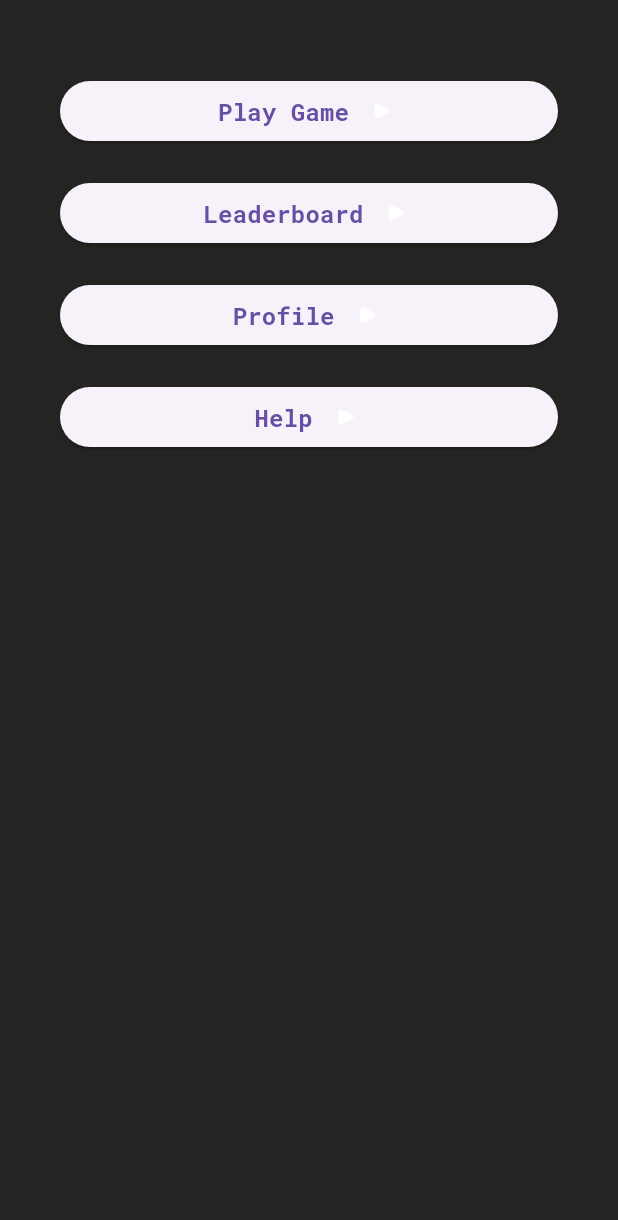
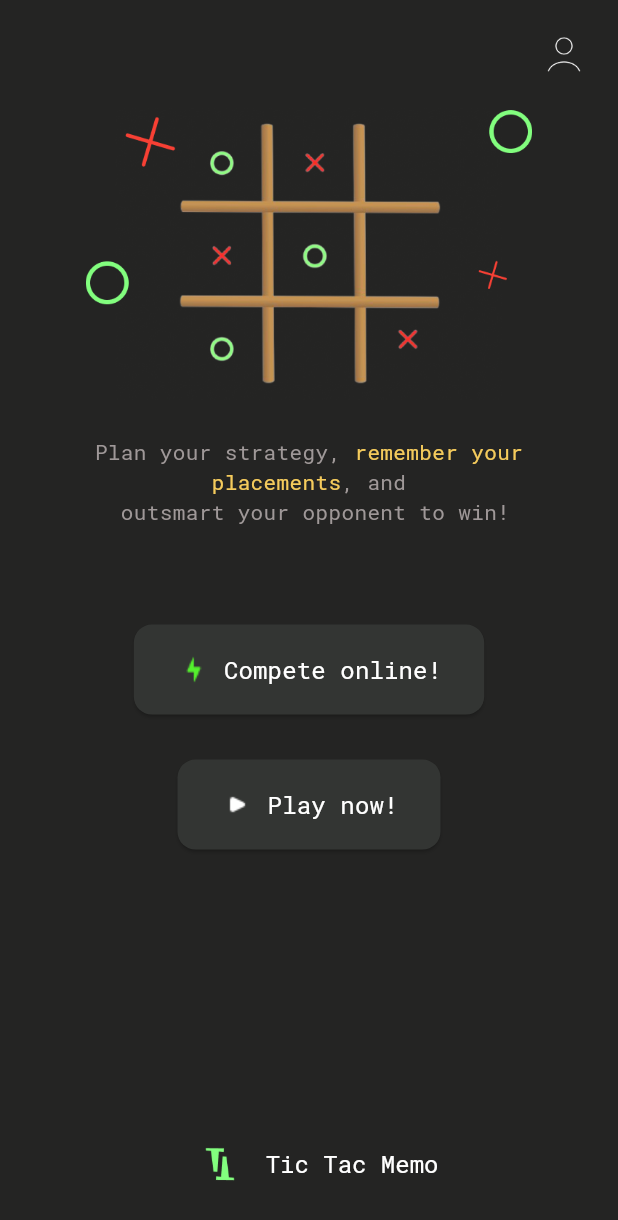
Before and after one commit to UnHired-Coder/BlindsPlay, a Flutter app: the screen it shows after launch, on a phone screen of 412 x 824 dp. Shown: the top 1220 px of the screen. Run offline on Flutter 3.47's test engine with Material 3 defaults, Android fonts, the phone set to English and light mode, and no system bars; our stand-ins replace audioplayers, equatable, flutter_bloc.

Commit message:
Mobile screen layout setup

```diff
--- a/lib/presentation/screens/mainscreen/MainScreen.dart
+++ b/lib/presentation/screens/mainscreen/MainScreen.dart
@@ -5,6 +5,7 @@ import 'package:flutter/foundation.dart';
 import 'package:flutter/material.dart';
 import '../../../config/colors.dart';
 import '../../../config/text_styles.dart';
+import '../../ui/widgets/common.dart';
 import '../pages.dart';
 
 class MainScreen extends StatefulWidget {
@@ -21,62 +22,37 @@ class _MainScreenState extends State<MainScreen> {
     });
   }
 
-  AppBar _buildAppBar() {
-    return AppBar(
-      scrolledUnderElevation: 0,
-      backgroundColor: AppColors.primary,
-      title: Row(
-        children: [
-          Image.asset(
-            "assets/favicon.png",
-            width: 57.4,
-            height: 37.9,
-          ),
-          Text(
-            'Tic Tac Memo',
-            style: AppTextStyles.bodyText.copyWith(color: AppColors.onPrimary),
-          )
-        ],
-      ),
-      leading: null,
-      centerTitle: !kIsWeb,
-    );
-  }
-
-  Widget _buildLayout() {
-    return LayoutBuilder(
-      builder: (context, constraints) {
-        if (constraints.maxWidth > 1000) {
-          return WebLayout(
+  Widget _buildLayout(isWeb) {
+    return isWeb
+        ? WebLayout(
             selectedIndex: _selectedIndex,
             onTabSelected: _onTabSelected,
             tabs: APP_TABS,
-          );
-        } else {
-          return MobileLayout(
+          )
+        : MobileLayout(
             selectedIndex: _selectedIndex,
             onTabSelected: _onTabSelected,
             pageWidgets: APP_TABS,
           );
-        }
-      },
-    );
   }
 
   @override
   Widget build(BuildContext context) {
-    return Scaffold(
-      backgroundColor: AppColors.primary,
-      appBar: PreferredSize(
-        preferredSize: kIsWeb ? Size.fromHeight(100) : Size.zero,
-        child: Padding(
-          padding: kIsWeb
-              ? EdgeInsets.symmetric(horizontal: 100, vertical: 20)
-              : EdgeInsets.zero,
-          child: _buildAppBar(),
+    return LayoutBuilder(builder: (context, constraints) {
+      final isWeb = (constraints.maxWidth > 1000);
+
+      return Scaffold(
+        backgroundColor: AppColors.primary,
+        appBar: PreferredSize(
+          preferredSize: const Size.fromHeight(100),
+          child: isWeb
+              ? Padding(
+                  padding: EdgeInsets.symmetric(horizontal: 100, vertical: 20),
+                  child: CustomAppBar(isWeb))
+              : const SizedBox.shrink(),
         ),
-      ),
-      body: _buildLayout(),
-    );
+        body: _buildLayout(isWeb),
+      );
+    });
   }
 }
--- a/lib/presentation/screens/mainscreen/mobile/MainMobile.dart
+++ b/lib/presentation/screens/mainscreen/mobile/MainMobile.dart
@@ -3,6 +3,9 @@ import 'package:flutter/material.dart';
 import '../../../../config/colors.dart';
 import '../../../../config/text_styles.dart';
 import '../../../model/PageModel.dart';
+import '../../../ui/sections/game_rules_section.dart';
+import '../../../ui/sections/home_screen_banner.dart';
+import '../../../ui/widgets/common.dart';
 
 class MobileLayout extends StatelessWidget {
   final ValueChanged<int> onTabSelected; // To handle tab selection
@@ -20,48 +23,37 @@ class MobileLayout extends StatelessWidget {
   Widget build(BuildContext context) {
     return Container(
       color: AppColors.primary,
-      child: Column(
-        children: [
-          Expanded(
-            child: ListView.builder(
-              padding: const EdgeInsets.all(40.0),
-              itemCount: pageNavDestinations.length,
-              itemBuilder: (context, index) {
-                PageNavModel pageModel = pageNavDestinations[index]; // Use PageModel
-                return Padding(
-                  padding: const EdgeInsets.symmetric(vertical: 10.0),
-                  child: ElevatedButton(
-                    onPressed: () {
-                      // Update the selected index
-                      onTabSelected(index);
-                      Navigator.push(
-                        context,
-                        MaterialPageRoute(
-                          builder: (context) => pageModel.page, // Access page from PageModel
-                        ),
-                      );
-                    },
-                    child: Row(
-                      mainAxisAlignment: MainAxisAlignment.center,
-                      children: [
-                        Text(
-                          pageModel.title, // Access title from PageModel
-                          style: AppTextStyles.button,
-                          textAlign: TextAlign.center,
-                        ),
-                        const SizedBox(width: 10),
-                        Image(
-                          image: AssetImage(pageModel.icon), // Access icon from PageModel
-                        ),
-                      ],
-                    ),
+      child: Padding(
+        padding: const EdgeInsets.symmetric(vertical: 20, horizontal: 20),
+        child: Column(
+          mainAxisAlignment: MainAxisAlignment.spaceBetween,
+          // Aligns elements between top and bottom
+          crossAxisAlignment: CrossAxisAlignment.center,
+          children: [
+            Column(
+              children: [
+                Positioned.fill(
+                    child: Align(
+                  alignment: Alignment.centerRight,
+                  child: Image.asset(
+                    "assets/ic_user.png",
+                    width: 32,
+                    height: 32,
                   ),
-                );
-              },
+                )), // Aligns to the bottom
+                const SizedBox(height: 20),
+                HomeScreenBanner(),
+                const SizedBox(height: 20),
+                GameRulesSection(),
+                const SizedBox(height: 60),
+                CompeteOnlineCta(context),
+                const SizedBox(height: 30),
+                PlayNowCta(context),
+              ],
             ),
-          ),
-          // Optionally add a footer or any additional elements here
-        ],
+            CustomAppBar(false), // Aligns to the bottom
+          ],
+        ),
       ),
     );
   }
--- a/lib/presentation/ui/sections/game_rules_section.dart
+++ b/lib/presentation/ui/sections/game_rules_section.dart
@@ -5,29 +5,33 @@ import '../../../config/text_styles.dart';
 
 Widget GameRulesSection() {
   return LayoutBuilder(builder: (context, constraints) {
+    final fontStyle = constraints.maxWidth > 1000
+        ? AppTextStyles.bodyTextLarge
+        : AppTextStyles.bodyTextSmall;
+
+    final isWeb = constraints.maxWidth > 1000;
+
     return Row(
       mainAxisSize: MainAxisSize.min,
       children: [
         Container(
-          width: constraints.maxWidth / 2,
+          width:
+              isWeb ? (constraints.maxWidth / 2) : (constraints.maxWidth),
           padding: const EdgeInsets.symmetric(vertical: 5),
           child: Column(
             children: [
               Text.rich(
                 TextSpan(
                   text: "Plan your strategy, ",
-                  style: AppTextStyles.bodyTextLarge
-                      .copyWith(color: const Color(0xFF9F9898)),
+                  style: fontStyle.copyWith(color: const Color(0xFF9F9898)),
                   children: [
                     TextSpan(
                       text: "remember your placements",
-                      style: AppTextStyles.bodyTextLarge
-                          .copyWith(color: AppColors.accent),
+                      style: fontStyle.copyWith(color: AppColors.accent),
                     ),
                     TextSpan(
                       text: ", and\n outsmart your opponent to win!",
-                      style: AppTextStyles.bodyTextLarge
-                          .copyWith(color: const Color(0xFF9F9898)),
+                      style: fontStyle.copyWith(color: const Color(0xFF9F9898)),
                     ),
                   ],
                 ),
--- a/lib/presentation/ui/sections/home_screen_banner.dart
+++ b/lib/presentation/ui/sections/home_screen_banner.dart
@@ -3,13 +3,16 @@ import 'package:flutter/material.dart';
 
 Widget HomeScreenBanner() {
   return LayoutBuilder(builder: (context, constraints) {
+    final isWeb = constraints.maxWidth > 1000;
+
     return Row(
       mainAxisSize: MainAxisSize.max,
       mainAxisAlignment: MainAxisAlignment.center,
       children: [
         Image(
           image: const AssetImage('assets/tic_tac_toe_anim.png'),
-          width: constraints.maxWidth / 2.5,
+          width:
+              isWeb ? (constraints.maxWidth / 2) : (constraints.maxWidth * 0.8),
         ),
       ],
     );
--- /dev/null
+++ b/lib/presentation/ui/widgets/common.dart
@@ -0,0 +1,62 @@
+import 'package:flutter/cupertino.dart';
+import 'package:flutter/material.dart';
+
+import '../../../config/colors.dart';
+import '../../../config/text_styles.dart';
+import '../../../logic/blocks/game/game_state.dart';
+import '../../screens/game/game_page.dart';
+import 'base_cta_ui.dart';
+
+Widget CompeteOnlineCta(BuildContext context) {
+  return BaseCtaUi(
+    context: context,
+    text: "Compete online!",
+    icon: "assets/ic_lightning.png",
+    onTap: () {
+      launchGame(context, GameMode.offlineAgainstPC);
+    },
+  );
+}
+
+Widget PlayNowCta(BuildContext context) {
+  return BaseCtaUi(
+    context: context,
+    text: "Play now!",
+    icon: "assets/ic_play.png",
+    onTap: () {
+      launchGame(context, GameMode.offline2Players);
+    },
+  );
+}
+
+void launchGame(BuildContext context, GameMode gameMode) {
+  Navigator.push(
+    context,
+    MaterialPageRoute(
+      builder: (context) => GamePage(boardSize: 3, gameMode: gameMode),
+    ),
+  );
+}
+
+AppBar CustomAppBar(isWeb) {
+  return AppBar(
+    scrolledUnderElevation: 0,
+    backgroundColor: AppColors.primary,
+    title: Row(
+      mainAxisAlignment: isWeb? MainAxisAlignment.start : MainAxisAlignment.center,
+      children: [
+        Image.asset(
+          "assets/favicon.png",
+          width: 57.4,
+          height: 37.9,
+        ),
+        Text(
+          'Tic Tac Memo',
+          style: AppTextStyles.bodyText.copyWith(color: AppColors.onPrimary),
+        )
+      ],
+    ),
+    leading: null,
+    centerTitle: !isWeb,
+  );
+}
--- a/lib/presentation/ui/widgets/gameboard/active_game_board.dart
+++ b/lib/presentation/ui/widgets/gameboard/active_game_board.dart
@@ -43,6 +43,8 @@ class ActiveGameBoard extends StatelessWidget {
                               visibleBoard: state.visibleBoard,
                               placeHolders: state.placeHolders,
                               active: state.active,
+                              cellWidth: AppConstants.cellWidth,
+                              boardSize: AppConstants.boardSize,
                             ),
                             !state.active
                                 ? Text(
@@ -71,7 +73,7 @@ class ActiveGameBoard extends StatelessWidget {
             child: Padding(
                 padding: constraints.maxWidth > 1000
                     ? const EdgeInsets.all(100)
-                    : EdgeInsets.zero,
+                    : const EdgeInsets.all(20),
                 child: Row(
                   mainAxisSize: MainAxisSize.min,
                   mainAxisAlignment: MainAxisAlignment.center,
--- a/lib/presentation/ui/widgets/gameboard/game_tile.dart
+++ b/lib/presentation/ui/widgets/gameboard/game_tile.dart
@@ -68,8 +68,8 @@ class GameTile extends StatelessWidget {
   // Custom UI for red state (this could be a red background or different layout)
   Widget _buildRedBoxUI() {
     return SizedBox(
-      width: AppConstants.cellWidth,
-      height: AppConstants.cellWidth, // This can be any custom design you want
+      width: cellWidth,
+      height: cellWidth, // This can be any custom design you want
       child: Image(image: AssetImage(placeHolder!)), // Use randomized placeholder
     );
   }
```
Also changed, not shown: lib/presentation/screens/pages/home_page.dart (+1 -31 lines), lib/presentation/ui/widgets/gameboard/finished_game_board.dart (+6 -4 lines), lib/presentation/ui/widgets/gameboard/game_board.dart (+15 -9 lines), assets/ic_user.png (added).
